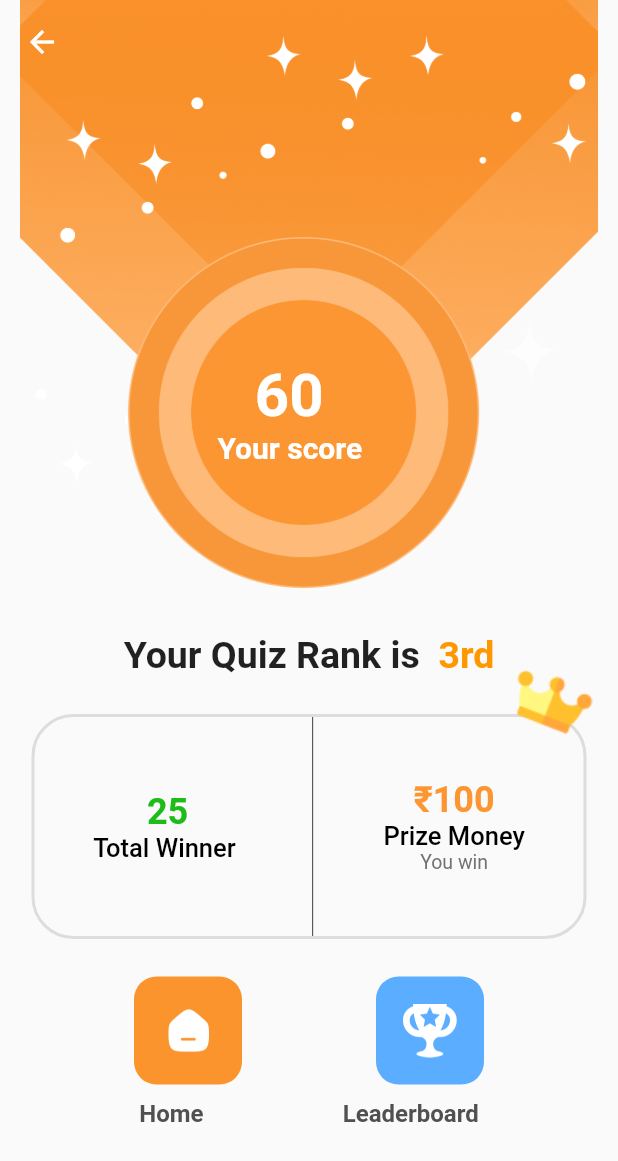
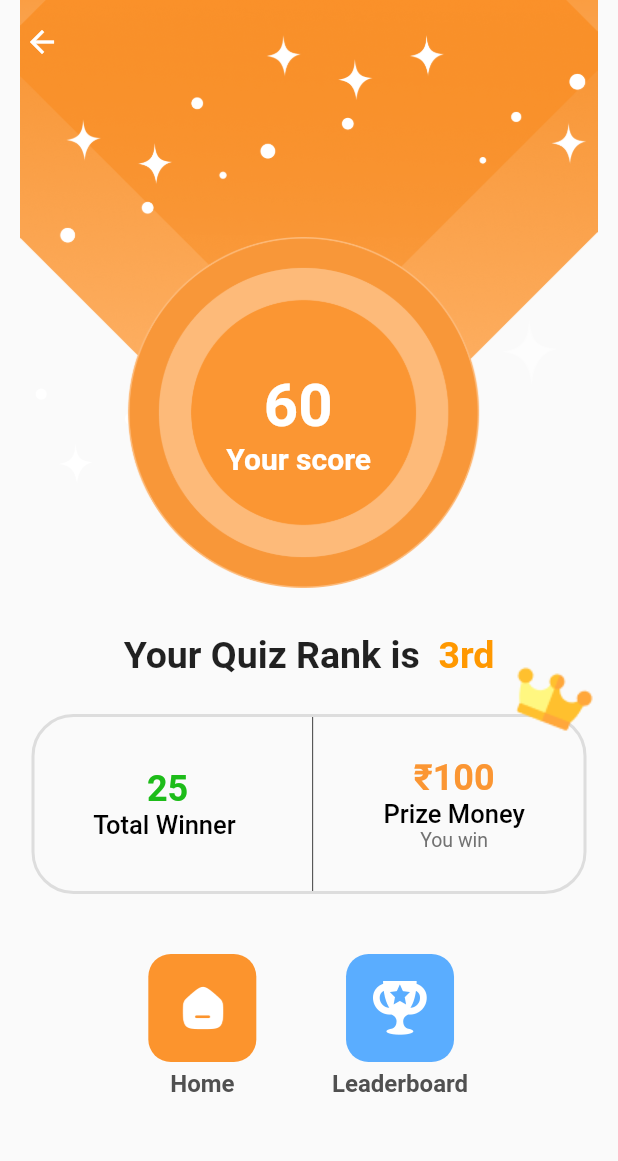
Before and after one commit to Amangupt123/ui_degi, a Flutter app: the Quiz screen opened directly, after a tap on "Play a Quiz", on a phone screen of 412 x 824 dp. Shown: the top 1161 px of the screen. Run offline on Flutter 3.47's test engine with Material 2 defaults, Android fonts, the phone set to English and light mode, and no system bars; our stand-ins replace flutter_svg, video_player; network calls fail.

Commit message:
quiz  code

```diff
--- a/lib/Home2.dart
+++ b/lib/Home2.dart
@@ -21,8 +21,6 @@ class _Home2State extends State<Home2> {
   static const duration = Duration(seconds: 1);
 
   final eventTime = DateTime.parse('2021-01-09 03:41:00');
-
-  // int timeDiff = eventTime.difference(DateTime.now()).inSeconds;
   int timeDiff = DateTime.parse('2022-05-30 03:41:00').difference(DateTime.now()).inSeconds;
   bool isActive = true;
 
@@ -113,7 +111,7 @@ class _Home2State extends State<Home2> {
                       scale: 2,
                     ),
                     Padding(padding: EdgeInsets.only(left: 5)),
-                    Text(
+                    const Text(
                       "How to ",
                       style: TextStyle(fontSize: 20, fontWeight: FontWeight.w400),
                     ),
@@ -121,7 +119,7 @@ class _Home2State extends State<Home2> {
                       onTap: () {
                         Navigator.push(context, MaterialPageRoute(builder: (context) => Quiz()));
                       },
-                      child: Text(
+                      child: const Text(
                         "Play a Quiz",
                         style: TextStyle(
                           fontSize: 20,
@@ -145,8 +143,7 @@ class _Home2State extends State<Home2> {
                       onTap: (() {
                         showGeneralDialog(
                           context: context,
-                          pageBuilder: (BuildContext buildContext, Animation<double> animation,
-                              Animation<double> secondaryAnimation) {
+                          pageBuilder: (BuildContext buildContext, Animation<double> animation, Animation<double> secondaryAnimation) {
                             return BackdropFilter(
                               filter: ImageFilter.blur(sigmaX: 10, sigmaY: 10),
                               child: NewWidget(),
@@ -159,39 +156,39 @@ class _Home2State extends State<Home2> {
                         );
                       }),
                       child: Container(
-                          decoration: BoxDecoration(
+                          decoration: const BoxDecoration(
                         image: DecorationImage(
-                          image: AssetImage("assets/image/live_quiz.png"),
+                          image: AssetImage("assets/image/live_quiz@3x.png"),
                           fit: BoxFit.fitWidth,
                         ),
                       )),
                     ),
                     Container(
-                        decoration: BoxDecoration(
+                        decoration: const BoxDecoration(
                       image: DecorationImage(
-                        image: AssetImage("assets/image/leaderboard.png"),
+                        image: AssetImage("assets/image/leaderboard@3x.png"),
                         fit: BoxFit.fitWidth,
                       ),
                     )),
                     Container(
-                        decoration: BoxDecoration(
+                        decoration: const BoxDecoration(
                       image: DecorationImage(
-                        image: AssetImage("assets/image/statistics@2x.png"),
+                        image: AssetImage("assets/image/statistics@3x.png"),
                         fit: BoxFit.fitWidth,
                       ),
                     )),
                     Container(
-                        decoration: BoxDecoration(
+                        decoration: const BoxDecoration(
                       image: DecorationImage(
-                        image: AssetImage("assets/image/Group 5268.png"),
+                        image: AssetImage("assets/image/Group 5@3x.png"),
                         fit: BoxFit.fitWidth,
                       ),
                     )),
                   ],
-                  padding: EdgeInsets.all(10),
+                  padding: EdgeInsets.all(9),
                   shrinkWrap: true,
                 ),
-                SizedBox(
+                const SizedBox(
                   height: 0,
                 ),
                 Container(
@@ -217,27 +214,34 @@ class _Home2State extends State<Home2> {
                     child: Row(
                       mainAxisAlignment: MainAxisAlignment.spaceBetween,
                       children: [
-                        Column(
-                          children: [
+                        Padding(
+                          padding: const EdgeInsets.only(left: 15),
+                          child: Column(mainAxisAlignment: MainAxisAlignment.start,
+                          crossAxisAlignment: CrossAxisAlignment.start,
+                            children: const [
                               SizedBox(
                                 height: 25,
                               ),
                               Text(
-                              "    Your subscription will be Ended",
-                              style:
-                                  TextStyle(fontSize: 14, fontWeight: FontWeight.w500, color: const Color(0xff505050)),
+                                "Your subscription will be Ended",
+                                style: TextStyle(fontSize: 14, fontWeight: FontWeight.w500, color: Color(0xff505050)),
                               ),
-                            Text("04 May 2022",
-                                style: TextStyle(
-                                    fontSize: 18, fontWeight: FontWeight.w600, color: const Color(0xff000000))),
+                              SizedBox(height: 6),
+                              Text("04 May 2022", style: TextStyle(fontSize: 18, fontWeight: FontWeight.w600, color: Color(0xff000000))),
                             ],
+                          ),
                         ),
                         ElevatedButton(
                             style: ButtonStyle(
                               backgroundColor: MaterialStateProperty.all<Color>(Colors.orange),
+                              shape: MaterialStateProperty.all(RoundedRectangleBorder(borderRadius:BorderRadius.only(
+                                topLeft: Radius.circular(9),
+                                bottomLeft: Radius.circular(9),
+                                )
+                              ))
                             ),
                             onPressed: () {},
-                            child: Text(
+                            child:  Text(
                               "Buy Now",
                               style: TextStyle(
                                 fontSize: 16,
@@ -251,17 +255,17 @@ class _Home2State extends State<Home2> {
               ],
             ),
             Column(children: [
-              SizedBox(
+              const SizedBox(
                 height: 20,
               ),
 
               Container(
-                margin: EdgeInsets.only(top: 82),
+                margin: EdgeInsets.only(top: 100),
                 decoration: BoxDecoration(
                   // color: Color(0xff28527B),
                   border: Border.all(width: 1, color: const Color(0xff28527B)),
                   borderRadius: BorderRadius.circular(8),
-                  image: DecorationImage(
+                  image: const DecorationImage(
                     image: AssetImage('assets/image/Group 74454.png'),
                     fit: BoxFit.cover,
                   ),
@@ -273,32 +277,32 @@ class _Home2State extends State<Home2> {
                 //color: Colors.white,
                 child: Column(
                   children: [
-                    const SizedBox(height: 15),
+                    const SizedBox(height: 18),
                     Row(
                       mainAxisAlignment: MainAxisAlignment.center,
                       children: [
                         SvgPicture.asset(
                           "assets/image/Group 74440.svg",
                         ),
-                        SizedBox(
+                        const SizedBox(
                           height: 3,
                           width: 4,
                         ),
                         const Text(
                           "Time left for Next Quiz ",
-                          style: TextStyle(color: Colors.white, fontSize: 23),
+                          style: TextStyle(color: Colors.white, fontSize: 25,fontWeight:FontWeight.w700),
                         ),
                       ],
                     ),
                     const SizedBox(
-                      height: 45,
+                      height: 30,
                     ),
                     Row(
                       //crossAxisAlignment: CrossAxisAlignment.start,
                       mainAxisAlignment: MainAxisAlignment.start,
                       crossAxisAlignment: CrossAxisAlignment.start,
                       children: [
-                        SizedBox(width: MediaQuery.of(context).size.width * 0.07),
+                        SizedBox(width: MediaQuery.of(context).size.width * 0.11),
                         Column(
                           children: [
                             Text(
@@ -307,18 +311,14 @@ class _Home2State extends State<Home2> {
                             ),
                             Text(
                               "Days",
-                              style: TextStyle(
-                                  fontSize: 22,
-                                  fontWeight: FontWeight.w500,
-                                  color: const Color(0xffFFFFFF).withOpacity(0.6)),
+                              style: TextStyle(fontSize: 22, fontWeight: FontWeight.w500, color: const Color(0xffFFFFFF).withOpacity(0.6)),
                             ),
                           ],
                         ),
                         SizedBox(width: MediaQuery.of(context).size.width * 0.03),
-                        Text(
+                        const Text(
                           ":",
-                          style:
-                              TextStyle(fontSize: 35, height: 1, fontWeight: FontWeight.w500, color: Color(0xffD8D8D8)),
+                          style: TextStyle(fontSize: 35, height: 1, fontWeight: FontWeight.w500, color: Color(0xffD8D8D8)),
                         ),
                         SizedBox(width: MediaQuery.of(context).size.width * 0.03),
                         Column(
@@ -329,18 +329,14 @@ class _Home2State extends State<Home2> {
                             ),
                             Text(
                               "Hours",
-                              style: TextStyle(
-                                  fontSize: 22,
-                                  fontWeight: FontWeight.w700,
-                                  color: const Color(0xffFFFFFF).withOpacity(0.6)),
+                              style: TextStyle(fontSize: 22, fontWeight: FontWeight.w700, color: const Color(0xffFFFFFF).withOpacity(0.6)),
                             ),
                           ],
                         ),
                         SizedBox(width: MediaQuery.of(context).size.width * 0.03),
-                        Text(
+                        const Text(
                           ":",
-                          style: TextStyle(
-                              fontSize: 35, height: 1, fontWeight: FontWeight.w400, color: const Color(0xffD8D8D8)),
+                          style: TextStyle(fontSize: 35, height: 1, fontWeight: FontWeight.w400, color: Color(0xffD8D8D8)),
                         ),
                         SizedBox(width: MediaQuery.of(context).size.width * 0.03),
                         Column(
@@ -360,12 +356,12 @@ class _Home2State extends State<Home2> {
                           ],
                         ),
                         SizedBox(width: MediaQuery.of(context).size.width * 0.03),
-                        Text(
+                        const Text(
                           ":",
                           style: TextStyle(
                             fontSize: 35,
                             height: 1,
-                            color: const Color(0xffD8D8D8),
+                            color: Color(0xffD8D8D8),
                           ),
                         ),
                         SizedBox(
@@ -400,8 +396,8 @@ class _Home2State extends State<Home2> {
             ]),
             SizedBox(height: 50),
             Positioned(
-              left: 2,
-              top: 84,
+              left: 4,
+              top: 105,
               child: SizedBox(
                 height: 30,
                 child: Image.asset("assets/image/crown.png"),
@@ -427,7 +423,6 @@ class _NewWidgetState extends State<NewWidget> {
     _controller = VideoPlayerController.network(
       'https://flutter.github.io/assets-for-api-docs/assets/videos/bee.mp4',
     )..initialize().then((_) {
-        // Ensure the first frame is shown after the video is initialized, even before the play button has been pressed.
         setState(() {
           _controller!.play();
         });
@@ -445,7 +440,7 @@ class _NewWidgetState extends State<NewWidget> {
           children: [
             Container(
               padding: EdgeInsets.symmetric(vertical: 15, horizontal: 10),
-              decoration: BoxDecoration(
+              decoration: const BoxDecoration(
                 color: Colors.white,
                 borderRadius: BorderRadius.only(
                   topLeft: Radius.circular(10),
@@ -458,7 +453,7 @@ class _NewWidgetState extends State<NewWidget> {
                   SizedBox(width: 20),
                   Column(
                     crossAxisAlignment: CrossAxisAlignment.start,
-                    children: [
+                    children: const [
                       Text(
                         'Healthy Tasty',
                         style: TextStyle(fontSize: 16, fontWeight: FontWeight.w700),
--- a/lib/Quiz.dart
+++ b/lib/Quiz.dart
@@ -54,11 +54,11 @@ class _QuizState extends State<Quiz> {
             Row(
               mainAxisAlignment: MainAxisAlignment.center,
               children: [
-                Image.asset("assets/image/Vector@2x.png", scale: 2),
+                Image.asset("assets/image/Vector@2x.png", scale: 1.5),
                 Padding(padding: EdgeInsets.only(left: 5)),
                 Text(
                   "How to ",
-                  style: TextStyle(fontSize: 18, fontWeight: FontWeight.w400),
+                  style: TextStyle(fontSize: 22, fontWeight: FontWeight.w400),
                 ),
                 InkWell(
                   onTap: () {
@@ -67,32 +67,46 @@ class _QuizState extends State<Quiz> {
                   child: Text(
                     "Play a Quiz",
                     style: TextStyle(
-                      fontSize: 18,
-                      fontWeight: FontWeight.w900,
+                      fontSize: 22,
+                      fontWeight: FontWeight.w700,
                       decoration: TextDecoration.underline,
                     ),
                   ),
                 )
               ],
             ),
+
             Expanded(
               child: ListView.builder(
                   itemCount: 3,
                   itemBuilder: (BuildContext context, int index) {
-                    return const ExpansionTile(
-                      title: Text(
-                        'What is the meaning of Lorem ipsum?',
-                        style: TextStyle(fontSize: 16.0, fontWeight: FontWeight.w500),
-                      ),
-                      children: <Widget>[
-                        ListTile(
-                          title: Text(
-                            "Literally it does not mean anything. It is a sequence of words without a sense of Latin derivation that make up a text also known as filler text, fictitious, blind or placeholder.The Lorem Ipsum text is used to fill spaces designated to host texts that have not yet been published.Lorem Ipsum is simply dummy text of the printing and typesetting industry. Lorem Ipsum has been the industry's standard dummy text ever since the 1500s, when an unknown printer took a galley of type and scrambled it to make a type specimen book. It has survived not only five centuries, but also the leap into electronic typesetting, remaining essentially unchanged. It was popularised in the 1960s with the release of Letraset sheets containing Lorem Ipsum passages, and more recently with desktop publishing software like Aldus PageMaker including versions of Lorem Ipsum.",
-                            style: TextStyle(fontWeight: FontWeight.w400),
-                          ),
-                        )
-                      ],
+                    return Card(
+                      color: Color(0xffF4F6F8),
+                      child: ExpansionTile(
+                          title: const Text("What is the meaning of Lorem ipsum?",
+                              style: TextStyle(fontSize: 17, fontWeight: FontWeight.w700, color: Color(0xff000000))),
+                          children: [
+                            ListTile(
+                                title: Text(
+                                    "Literally it does not mean anything.It is a sequence of words without a sense of Latin derivation that make up a text also known as filler text, fictitious, blind or placeholder.The Lorem Ipsum text is used to fill spaces designated to host texts that have not yet been published.Lorem Ipsum is simply dummy text of the printing and typesetting industry. Lorem Ipsum has been the industry's standard dummy text ever since the 1500s, when an unknown printer took a galley of type and scrambled it to make a type specimen book. It has survived not only five centuries, but also the leap into electronic typesetting, remaining essentially unchanged. It was popularised in the 1960s with the release of Letraset sheets containing Lorem Ipsum passages, and more recently with desktop publishing software like Aldus PageMaker including versions of Lorem Ipsum.",
+                               style: TextStyle( fontSize:15,fontWeight: FontWeight.w400,color: Color(0xff727272))      )
+                                    )
+                          ]),
                     );
+                    // return const ExpansionTile(
+                    //   title: Text(
+                    //     'What is the meaning of Lorem ipsum?',
+                    //     style: TextStyle(fontSize: 16.0, fontWeight: FontWeight.w500),
+                    //   ),
+                    //   children: <Widget>[
+                    //     ListTile(
+                    //       title: Text(
+                    //         "Literally it does not mean anything. It is a sequence of words without a sense of Latin derivation that make up a text also known as filler text, fictitious, blind or placeholder.The Lorem Ipsum text is used to fill spaces designated to host texts that have not yet been published.Lorem Ipsum is simply dummy text of the printing and typesetting industry. Lorem Ipsum has been the industry's standard dummy text ever since the 1500s, when an unknown printer took a galley of type and scrambled it to make a type specimen book. It has survived not only five centuries, but also the leap into electronic typesetting, remaining essentially unchanged. It was popularised in the 1960s with the release of Letraset sheets containing Lorem Ipsum passages, and more recently with desktop publishing software like Aldus PageMaker including versions of Lorem Ipsum.",
+                    //         style: TextStyle(fontWeight: FontWeight.w400),
+                    //       ),
+                    //     )
+                    //   ],
+                    // );
                   }),
             ),
           ],
--- a/lib/quizresult.dart
+++ b/lib/quizresult.dart
@@ -39,15 +39,15 @@ class _ResultState extends State<Result> {
                 ),
               ),
               Positioned(
-                  top: 240,
-                  left: 140,
+                  top: MediaQuery.of(context).size.height*0.3,
+                  left: MediaQuery.of(context).size.width*0.33,
                   child: RichText(
                       text: TextSpan(
-                          text: "   60",
+                          text: "    60",
                           style: TextStyle(fontSize: 40, fontWeight: FontWeight.w700, color: Colors.white),
                           children: [
                         TextSpan(
-                            text: "\n Your score",
+                            text: "\n   Your score",
                             style: TextStyle(fontSize: 20, fontWeight: FontWeight.w700, color: Colors.white))
                       ]))),
               // RichText(
@@ -90,7 +90,7 @@ class _ResultState extends State<Result> {
                             style: TextStyle(fontSize: 17, fontWeight: FontWeight.w500, color: Color(0xff000000)))
                       ],
                     ),
-                    const VerticalDivider(color: Color(0xff000000), thickness: .5),
+                    const VerticalDivider(color: Color(0xff000000), thickness: 0.5),
                     Column(
                       mainAxisAlignment: MainAxisAlignment.center,
                       children: [
@@ -106,21 +106,24 @@ class _ResultState extends State<Result> {
                     )
                   ],
                 ),
-                height: 150,
+                height: 120,
                 width: 370,
                 decoration: BoxDecoration(
                   border: Border.all(color: Color(0xffDDDDDD), width: 2),
                   borderRadius: BorderRadius.circular(28),
                 ),
               ),
-              Positioned(top: -30, right: -5, child: Image.asset('assets/image/crownn.png.png')),
+              Positioned(top:-32,
+              right: -5, child: Image.asset('assets/image/crownn.png.png')),
             ],
           ),
           SizedBox(
-            height: 25,
+            height: 40,
           ),
           Row(
-            mainAxisAlignment: MainAxisAlignment.spaceEvenly,
+            // mainAxisAlignment: MainAxisAlignment.spaceEvenly,
+            children: [SizedBox(width: MediaQuery.of(context).size.width*0.24,),
+              Column(
                 children: [
                   Container(
                       height: 72,
@@ -130,7 +133,15 @@ class _ResultState extends State<Result> {
                         'assets/image/Icon - Home@3x.png',
                         scale: 3,
                       )),
-              // SizedBox(width: 1,),
+                      SizedBox(height: 5,),
+                                    Text("Home", style: TextStyle(fontSize: 16, fontWeight: FontWeight.w700, color: Color(0xff505050))),
+
+                ],
+              ),
+              // S
+              SizedBox(width: 1,),SizedBox(width: MediaQuery.of(context).size.width*0.12,),
+              Column(
+                children: [
                   Container(
                     height: 72,
                     width: 72,
@@ -142,19 +153,24 @@ class _ResultState extends State<Result> {
                       'assets/image/Vector@3x.png',
                       scale: 3,
                     ),
+                  ),
+                  SizedBox(height: 5,),
+                                Text("Leaderboard", style: TextStyle(fontSize: 16, fontWeight: FontWeight.w700, color: Color(0xff505050)))
+
+                ],
               )
             ],
           ),
           SizedBox(
             height: 10,
           ),
-          Row(
-            mainAxisAlignment: MainAxisAlignment.spaceEvenly,
-            children: [
-              Text("Home", style: TextStyle(fontSize: 16, fontWeight: FontWeight.w700, color: Color(0xff505050))),
-              Text("Leaderboard", style: TextStyle(fontSize: 16, fontWeight: FontWeight.w700, color: Color(0xff505050)))
-            ],
-          ),
+          // Row(
+          //   mainAxisAlignment: MainAxisAlignment.spaceEvenly,
+          //   children: [
+          //     Text("Home", style: TextStyle(fontSize: 16, fontWeight: FontWeight.w700, color: Color(0xff505050))),
+          //     Text("Leaderboard", style: TextStyle(fontSize: 16, fontWeight: FontWeight.w700, color: Color(0xff505050)))
+          //   ],
+          // ),
         ]),
       ),
     );
```
Also changed, not shown: assets/image/Group 5@3x.png (added), assets/image/leaderboard@3x.png (added), assets/image/live_quiz@3x.png (added), assets/image/statistics@3x.png (added). Lines whose indentation alone changed are shown as unchanged.
